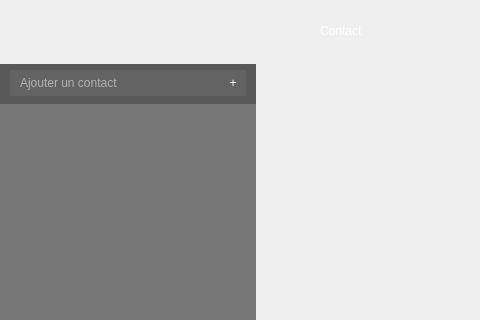
Before: the Qt Designer form Babel/client/forms/BabelMain.ui in gvsurenderreddy/Babel-VOIP, drawn with Qt 5; both pictures show x 0 to 480 and y 0 to 320 of the 1024 by 870 pixel window.
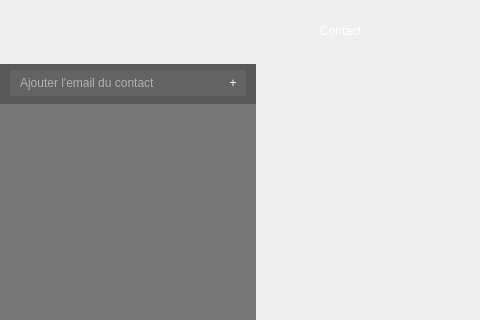
After: the same form once the commit is applied. Icons and pictures are not drawn.

Commit message: add 'add new contact' fonctionality

```diff
--- a/Babel/client/forms/BabelMain.ui
+++ b/Babel/client/forms/BabelMain.ui
@@ -212,7 +212,7 @@
 </string>
     </property>
     <property name="placeholderText">
-     <string>Ajouter un contact</string>
+     <string>Ajouter l'email du contact</string>
     </property>
    </widget>
    <widget class="QPushButton" name="addContact">
```
The commit also changes 4 other files.
